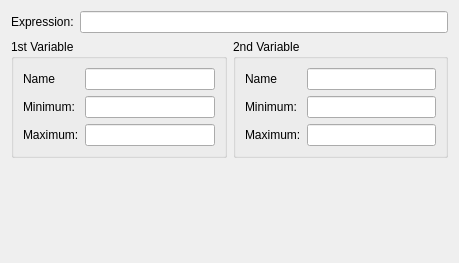
Old version of the form src/assistants/plot3d/plot3ddlg.ui in the repository KDE/cantor.
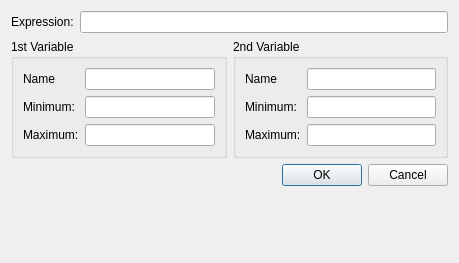
New version of the form. Custom widgets are drawn as their Qt base class.

Commit message: Port from KDialog to QDialog + QDialogButtonBox This work was performed during LaKademy 2015 with help of some developers. Thank you Alana! Thank you Daniela! CCMAIL: lanna.barros@gmail.com CCMAIL: daniela@colivre.coop.br REVIEW: 124008

Patch:
```diff
--- a/src/assistants/plot3d/plot3ddlg.ui
+++ b/src/assistants/plot3d/plot3ddlg.ui
@@ -115,6 +115,13 @@
      </item>
     </layout>
    </item>
+   <item row="2" column="1">
+    <widget class="QDialogButtonBox" name="buttonBox">
+     <property name="standardButtons">
+      <set>QDialogButtonBox::Cancel|QDialogButtonBox::Ok</set>
+     </property>
+    </widget>
+   </item>
   </layout>
  </widget>
  <customwidgets>
```
The commit also changes 25 other files.
